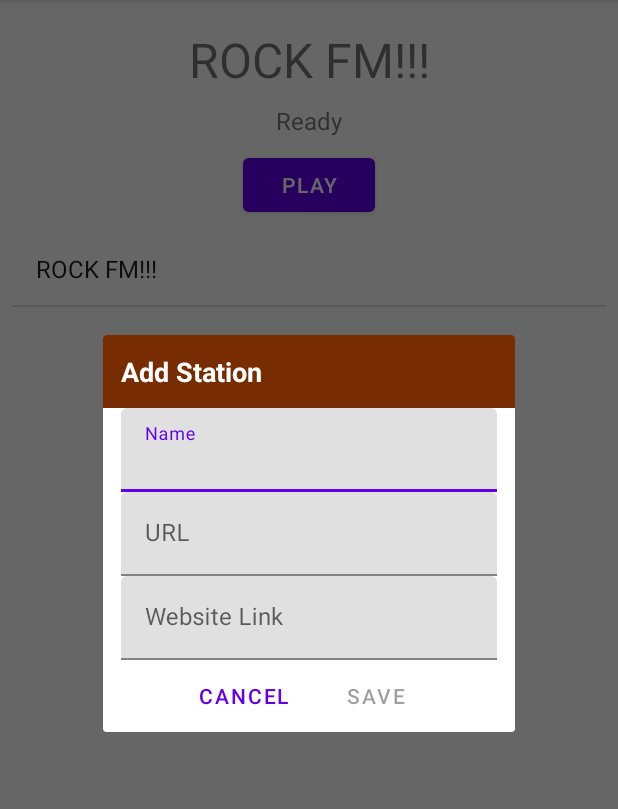
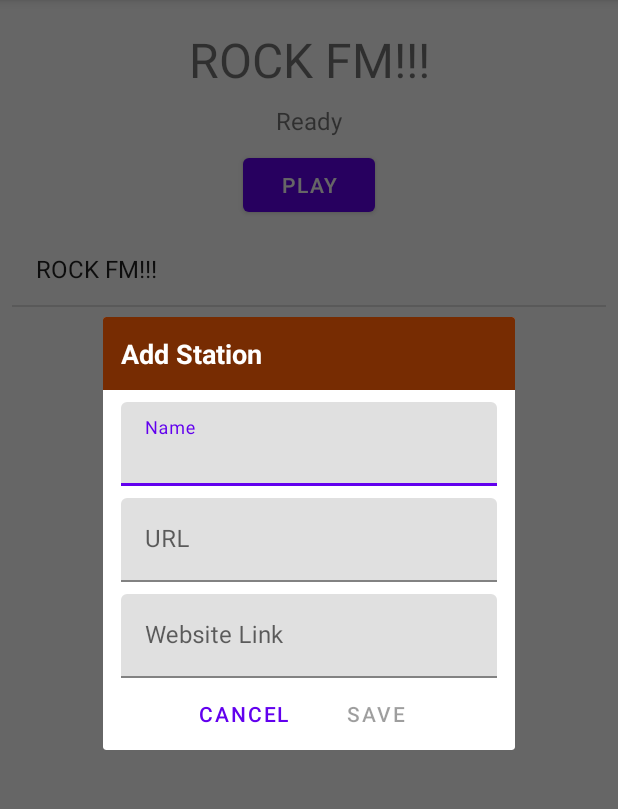
Before and after one commit to johncrawley/WebRadio, an Android app: the screen it shows after launch (MainActivity), after a tap on "Add Station", on a phone screen of 412 x 824 dp, the part 84-893 px from its top. Run offline under Robolectric (Android 15) with nearby library versions, the phone set to English and light mode, and no system bars; 2 other taps on this screen came first.

Commit message:
Adding some spacing to edit texts in dialogs.

```diff
--- a/app/src/main/java/com/jcrawley/webradio/service/MediaPlayerService.java
+++ b/app/src/main/java/com/jcrawley/webradio/service/MediaPlayerService.java
@@ -14,6 +14,7 @@ import android.os.IBinder;
 import com.jcrawley.webradio.R;
 
 import java.io.IOException;
+import java.util.concurrent.ExecutorService;
 
 import static com.jcrawley.webradio.service.MediaNotificationManager.NOTIFICATION_ID;
 
@@ -42,6 +43,7 @@ public class MediaPlayerService extends Service {
     boolean wasInfoFound = false;
     private MediaMetadataRetriever metaRetriever;
     private MediaNotificationManager mediaNotificationManager;
+    private ExecutorService executorService;
 
     public MediaPlayerService() {
     }
@@ -217,11 +219,11 @@ public class MediaPlayerService extends Service {
     private void prepareAndPlay(){
         try {
             assert mediaPlayer != null;
+            sendBroadcast(ACTION_NOTIFY_VIEW_OF_CONNECTING);
             mediaPlayer.setDataSource(this, Uri.parse(currentUrl));
             mediaPlayer.prepareAsync();
             setupOnInfoListener();
             setupOnErrorListener();
-            sendBroadcast(ACTION_NOTIFY_VIEW_OF_CONNECTING);
             initMetaDataRetriever();
             mediaPlayer.setOnPreparedListener(mp -> mediaPlayer.start());
         } catch (IllegalArgumentException | IllegalStateException | IOException e) {
@@ -260,7 +262,7 @@ public class MediaPlayerService extends Service {
     private void setupOnInfoListener(){
         mediaPlayer.setOnInfoListener((mediaPlayer, i, i1) -> {
             updateStatusFromConnectingToPlaying();
-            updateMetadata();
+            //updateMetadata();
             return false;
         });
     }
--- a/app/src/main/res/layout/fragment_about_app.xml
+++ b/app/src/main/res/layout/fragment_about_app.xml
@@ -1,13 +1,12 @@
 <?xml version="1.0" encoding="utf-8"?>
 <LinearLayout xmlns:android="http://schemas.android.com/apk/res/android"
     xmlns:app="http://schemas.android.com/apk/res-auto"
-    xmlns:tools="http://schemas.android.com/tools"
     android:layout_width="match_parent"
     android:layout_height="match_parent"
     android:orientation="vertical">
 
     <ImageView
-        android:id="@+id/imageView2"
+        android:id="@+id/aboutImage"
         android:layout_width="match_parent"
         android:layout_height="wrap_content"
         android:layout_margin="@dimen/about_dialog_image_margin"
--- a/app/src/main/res/layout/fragment_edit_texts.xml
+++ b/app/src/main/res/layout/fragment_edit_texts.xml
@@ -7,7 +7,8 @@
 
     <com.google.android.material.textfield.TextInputLayout
         android:layout_width="match_parent"
-        android:layout_height="wrap_content">
+        android:layout_height="wrap_content"
+        android:paddingTop="@dimen/edit_text_padding_top">
         <com.google.android.material.textfield.TextInputEditText
             android:id="@+id/stationNameEditText"
             android:layout_width="match_parent"
@@ -18,7 +19,8 @@
 
     <com.google.android.material.textfield.TextInputLayout
         android:layout_width="match_parent"
-        android:layout_height="wrap_content">
+        android:layout_height="wrap_content"
+        android:paddingTop="@dimen/edit_text_padding_top">
         <com.google.android.material.textfield.TextInputEditText
             android:id="@+id/stationUrlEditText"
             android:layout_width="match_parent"
@@ -42,7 +44,8 @@
 
     <com.google.android.material.textfield.TextInputLayout
         android:layout_width="match_parent"
-        android:layout_height="wrap_content">
+        android:layout_height="wrap_content"
+        android:paddingTop="@dimen/edit_text_padding_top">
         <com.google.android.material.textfield.TextInputEditText
             android:id="@+id/linkEditText"
             android:layout_width="match_parent"
--- a/app/src/main/res/values/dimens.xml
+++ b/app/src/main/res/values/dimens.xml
@@ -11,5 +11,7 @@
     <dimen name="about_dialog_ok_button_padding">12dp</dimen>
     <dimen name="about_dialog_image_margin">12dp</dimen>
     <dimen name="about_text_size">18sp</dimen>
+    <dimen name="edit_text_padding_top">8dp</dimen>
+
 
 </resources>
```
Also changed, not shown: app/src/main/java/com/jcrawley/webradio/fragment/AboutAppFragment.java (+1 -13 lines).
